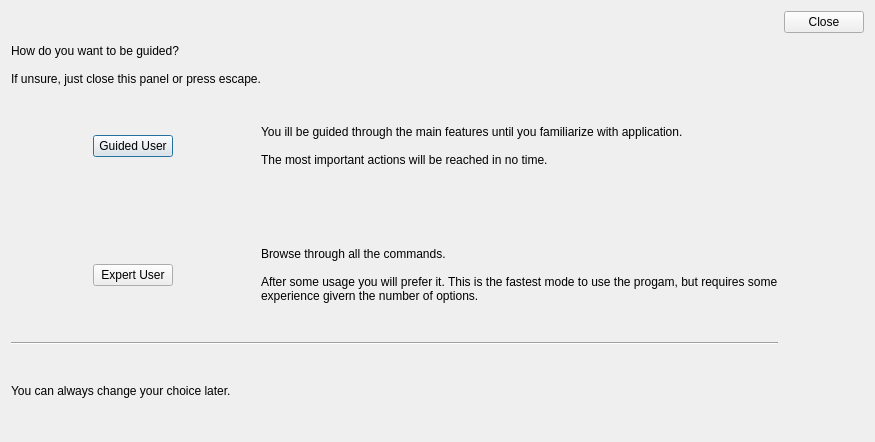
First picture: the form in src/modules/help/firstaccessdialog.ui, repository lbellonda/qxmledit, before the edit.
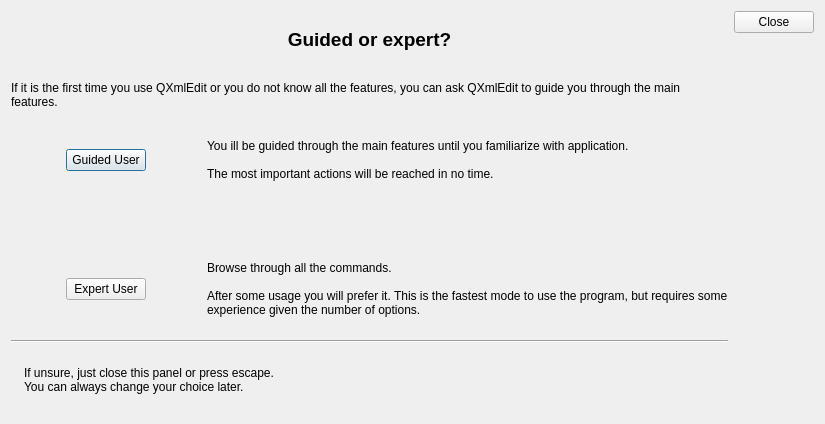
Second picture: the form after the edit. Icons and pictures are not drawn.

Diff of the .ui file:
```diff
--- a/src/modules/help/firstaccessdialog.ui
+++ b/src/modules/help/firstaccessdialog.ui
@@ -6,8 +6,8 @@
    <rect>
     <x>0</x>
     <y>0</y>
-    <width>875</width>
-    <height>442</height>
+    <width>825</width>
+    <height>424</height>
    </rect>
   </property>
   <property name="windowTitle">
@@ -17,9 +17,32 @@
    <iconset resource="../../risorse.qrc">
     <normaloff>:/icon/images/icon.png</normaloff>:/icon/images/icon.png</iconset>
   </property>
-  <layout class="QHBoxLayout" name="horizontalLayout">
+  <layout class="QHBoxLayout" name="horizontalLayout_2">
    <item>
     <layout class="QVBoxLayout" name="verticalLayout">
+     <item>
+      <widget class="QLabel" name="label">
+       <property name="sizePolicy">
+        <sizepolicy hsizetype="Preferred" vsizetype="Maximum">
+         <horstretch>0</horstretch>
+         <verstretch>0</verstretch>
+        </sizepolicy>
+       </property>
+       <property name="font">
+        <font>
+         <pointsize>14</pointsize>
+         <weight>75</weight>
+         <bold>true</bold>
+        </font>
+       </property>
+       <property name="text">
+        <string>Guided or expert?</string>
+       </property>
+       <property name="alignment">
+        <set>Qt::AlignCenter</set>
+       </property>
+      </widget>
+     </item>
      <item>
       <widget class="QLabel" name="label_3">
        <property name="sizePolicy">
@@ -29,9 +52,10 @@
         </sizepolicy>
        </property>
        <property name="text">
-        <string>How do you want to be guided?
-
-If unsure, just close this panel or press escape.</string>
+        <string>If it is the first time you use QXmlEdit or you do not know all the features, you can ask QXmlEdit to guide you through the main features.</string>
+       </property>
+       <property name="wordWrap">
+        <bool>true</bool>
        </property>
       </widget>
      </item>
@@ -58,7 +82,7 @@
          <property name="text">
           <string>Browse through all the commands.
 
-After some usage you will prefer it. This is the fastest mode to use the progam, but requires some experience givern the number of options.</string>
+After some usage you will prefer it. This is the fastest mode to use the program, but requires some experience given the number of options.</string>
          </property>
          <property name="wordWrap">
           <bool>true</bool>
@@ -143,17 +167,38 @@
       </widget>
      </item>
      <item>
-      <widget class="QLabel" name="label_6">
-       <property name="sizePolicy">
-        <sizepolicy hsizetype="Preferred" vsizetype="Fixed">
-         <horstretch>0</horstretch>
-         <verstretch>0</verstretch>
-        </sizepolicy>
-       </property>
-       <property name="text">
-        <string>You can always change your choice later.</string>
-       </property>
-      </widget>
+      <layout class="QHBoxLayout" name="horizontalLayout">
+       <item>
+        <widget class="QLabel" name="label_7">
+         <property name="sizePolicy">
+          <sizepolicy hsizetype="Fixed" vsizetype="Fixed">
+           <horstretch>0</horstretch>
+           <verstretch>0</verstretch>
+          </sizepolicy>
+         </property>
+         <property name="text">
+          <string/>
+         </property>
+         <property name="pixmap">
+          <pixmap resource="../../risorse.qrc">:/help/info</pixmap>
+         </property>
+        </widget>
+       </item>
+       <item>
+        <widget class="QLabel" name="label_2">
+         <property name="sizePolicy">
+          <sizepolicy hsizetype="Preferred" vsizetype="Maximum">
+           <horstretch>0</horstretch>
+           <verstretch>0</verstretch>
+          </sizepolicy>
+         </property>
+         <property name="text">
+          <string>If unsure, just close this panel or press escape.
+You can always change your choice later.</string>
+         </property>
+        </widget>
+       </item>
+      </layout>
      </item>
     </layout>
    </item>
```
